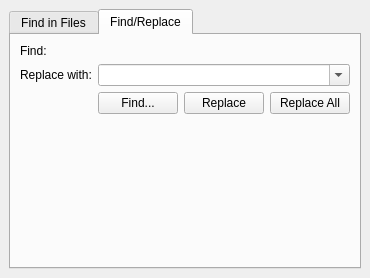
Above: apps/ide/common/searchdockwidget.ui from christopherpow/nesicide before the change. Below: the same form after it.
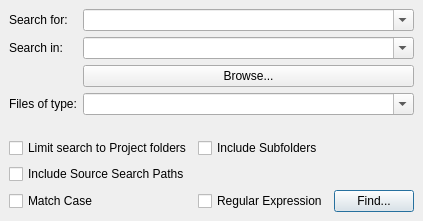
That is the form after the change. The open tabs and pages were chosen to show the change. Icons and pictures are not drawn.

What changed in the file:
```diff
--- a/apps/ide/common/searchdockwidget.ui
+++ b/apps/ide/common/searchdockwidget.ui
@@ -6,8 +6,8 @@
    <rect>
     <x>0</x>
     <y>0</y>
-    <width>352</width>
-    <height>289</height>
+    <width>393</width>
+    <height>221</height>
    </rect>
   </property>
   <property name="sizePolicy">
@@ -16,10 +16,16 @@
     <verstretch>0</verstretch>
    </sizepolicy>
   </property>
+  <property name="minimumSize">
+   <size>
+    <width>393</width>
+    <height>221</height>
+   </size>
+  </property>
   <property name="maximumSize">
    <size>
     <width>524287</width>
-    <height>289</height>
+    <height>524287</height>
    </size>
   </property>
   <property name="windowTitle">
@@ -27,81 +33,13 @@
   </property>
   <widget class="QWidget" name="dockWidgetContents">
    <property name="sizePolicy">
-    <sizepolicy hsizetype="Preferred" vsizetype="Fixed">
+    <sizepolicy hsizetype="Preferred" vsizetype="Preferred">
      <horstretch>0</horstretch>
      <verstretch>0</verstretch>
     </sizepolicy>
    </property>
    <layout class="QGridLayout" name="gridLayout_2">
-    <item row="1" column="1">
-     <widget class="QTabWidget" name="tabWidget">
-      <property name="sizePolicy">
-       <sizepolicy hsizetype="Expanding" vsizetype="Fixed">
-        <horstretch>0</horstretch>
-        <verstretch>0</verstretch>
-       </sizepolicy>
-      </property>
-      <property name="currentIndex">
-       <number>0</number>
-      </property>
-      <widget class="QWidget" name="findInFiles">
-       <attribute name="title">
-        <string>Find in Files</string>
-       </attribute>
-       <layout class="QGridLayout" name="gridLayout_3">
-        <item row="3" column="0" colspan="2">
-         <layout class="QGridLayout" name="gridLayout">
-          <item row="0" column="1">
-           <widget class="QCheckBox" name="projectFolder">
-            <property name="text">
-             <string>Limit search to Project folders</string>
-            </property>
-           </widget>
-          </item>
-          <item row="0" column="2">
-           <widget class="QCheckBox" name="subfolders">
-            <property name="text">
-             <string>Include Subfolders</string>
-            </property>
-           </widget>
-          </item>
-          <item row="1" column="1">
-           <widget class="QCheckBox" name="sourceSearchPaths">
-            <property name="text">
-             <string>Include Source Search Paths</string>
-            </property>
-           </widget>
-          </item>
-         </layout>
-        </item>
-        <item row="4" column="0">
-         <widget class="QCheckBox" name="caseSensitive">
-          <property name="text">
-           <string>Match Case</string>
-          </property>
-         </widget>
-        </item>
-        <item row="4" column="1">
-         <widget class="QCheckBox" name="regex">
-          <property name="text">
-           <string>Regular Expression</string>
-          </property>
-         </widget>
-        </item>
-        <item row="5" column="1">
-         <widget class="QPushButton" name="find">
-          <property name="text">
-           <string>Find...</string>
-          </property>
-          <property name="autoDefault">
-           <bool>true</bool>
-          </property>
-          <property name="default">
-           <bool>true</bool>
-          </property>
-         </widget>
-        </item>
-        <item row="2" column="0" colspan="2">
+    <item row="0" column="0" colspan="3">
          <layout class="QFormLayout" name="formLayout">
           <property name="fieldGrowthPolicy">
            <enum>QFormLayout::AllNonFixedFieldsGrow</enum>
@@ -143,23 +81,6 @@
             </property>
            </widget>
           </item>
-          <item row="3" column="0">
-           <widget class="QLabel" name="label_3">
-            <property name="text">
-             <string>Files of type:</string>
-            </property>
-           </widget>
-          </item>
-          <item row="3" column="1">
-           <widget class="QComboBox" name="type">
-            <property name="editable">
-             <bool>true</bool>
-            </property>
-            <property name="insertPolicy">
-             <enum>QComboBox::NoInsert</enum>
-            </property>
-           </widget>
-          </item>
           <item row="2" column="1">
            <widget class="QPushButton" name="browse">
             <property name="text">
@@ -171,100 +92,93 @@
             </property>
            </widget>
           </item>
-         </layout>
-        </item>
-       </layout>
-      </widget>
-      <widget class="QWidget" name="findReplace">
-       <attribute name="title">
-        <string>Find/Replace</string>
-       </attribute>
-       <layout class="QFormLayout" name="formLayout_3">
         <item row="3" column="0">
-         <widget class="QLabel" name="label_5">
+       <widget class="QLabel" name="label_3">
           <property name="text">
-           <string>Replace with:</string>
+         <string>Files of type:</string>
           </property>
          </widget>
         </item>
         <item row="3" column="1">
-         <widget class="QComboBox" name="replaceText">
+       <widget class="QComboBox" name="type">
           <property name="editable">
            <bool>true</bool>
           </property>
           <property name="insertPolicy">
            <enum>QComboBox::NoInsert</enum>
           </property>
-          <property name="sizeAdjustPolicy">
-           <enum>QComboBox::AdjustToContentsOnFirstShow</enum>
+       </widget>
+      </item>
+     </layout>
+    </item>
+    <item row="2" column="0" colspan="3">
+     <layout class="QGridLayout" name="gridLayout">
+      <item row="0" column="1">
+       <widget class="QCheckBox" name="projectFolder">
+        <property name="text">
+         <string>Limit search to Project folders</string>
           </property>
          </widget>
         </item>
-        <item row="1" column="0">
-         <widget class="QLabel" name="label_4">
+      <item row="0" column="2">
+       <widget class="QCheckBox" name="subfolders">
           <property name="text">
-           <string>Find:</string>
+         <string>Include Subfolders</string>
           </property>
          </widget>
         </item>
         <item row="1" column="1">
-         <layout class="QHBoxLayout" name="searchBarLayout"/>
-        </item>
-        <item row="5" column="1">
-         <layout class="QHBoxLayout" name="horizontalLayout">
-          <property name="leftMargin">
-           <number>0</number>
-          </property>
-          <property name="topMargin">
-           <number>0</number>
-          </property>
-          <item>
-           <widget class="QPushButton" name="findForReplace">
+       <widget class="QCheckBox" name="sourceSearchPaths">
+        <property name="text">
+         <string>Include Source Search Paths</string>
+        </property>
+       </widget>
+      </item>
+      <item row="2" column="1">
+       <widget class="QCheckBox" name="caseSensitive">
+        <property name="text">
+         <string>Match Case</string>
+        </property>
+       </widget>
+      </item>
+      <item row="2" column="2">
+       <widget class="QCheckBox" name="regex">
+        <property name="text">
+         <string>Regular Expression</string>
+        </property>
+       </widget>
+      </item>
+      <item row="2" column="4">
+       <widget class="QPushButton" name="find">
             <property name="text">
              <string>Find...</string>
             </property>
-           </widget>
-          </item>
-          <item>
-           <widget class="QPushButton" name="replace">
-            <property name="text">
-             <string>Replace</string>
-            </property>
-           </widget>
-          </item>
-          <item>
-           <widget class="QPushButton" name="replaceAll">
-            <property name="text">
-             <string>Replace All</string>
-            </property>
-           </widget>
+        <property name="autoDefault">
+         <bool>true</bool>
+        </property>
+        <property name="default">
+         <bool>true</bool>
+        </property>
+       </widget>
+      </item>
+      <item row="2" column="3">
+       <spacer name="horizontalSpacer">
+        <property name="orientation">
+         <enum>Qt::Horizontal</enum>
+        </property>
+        <property name="sizeHint" stdset="0">
+         <size>
+          <width>40</width>
+          <height>20</height>
+         </size>
+        </property>
+       </spacer>
           </item>
          </layout>
         </item>
        </layout>
       </widget>
      </widget>
-    </item>
-   </layout>
-  </widget>
- </widget>
- <tabstops>
-  <tabstop>searchText</tabstop>
-  <tabstop>location</tabstop>
-  <tabstop>browse</tabstop>
-  <tabstop>type</tabstop>
-  <tabstop>projectFolder</tabstop>
-  <tabstop>subfolders</tabstop>
-  <tabstop>sourceSearchPaths</tabstop>
-  <tabstop>caseSensitive</tabstop>
-  <tabstop>regex</tabstop>
-  <tabstop>find</tabstop>
-  <tabstop>replaceText</tabstop>
-  <tabstop>findForReplace</tabstop>
-  <tabstop>replace</tabstop>
-  <tabstop>replaceAll</tabstop>
-  <tabstop>tabWidget</tabstop>
- </tabstops>
  <resources>
   <include location="../../../common/resource.qrc"/>
  </resources>
```
Lines whose indentation alone changed are shown as unchanged.
